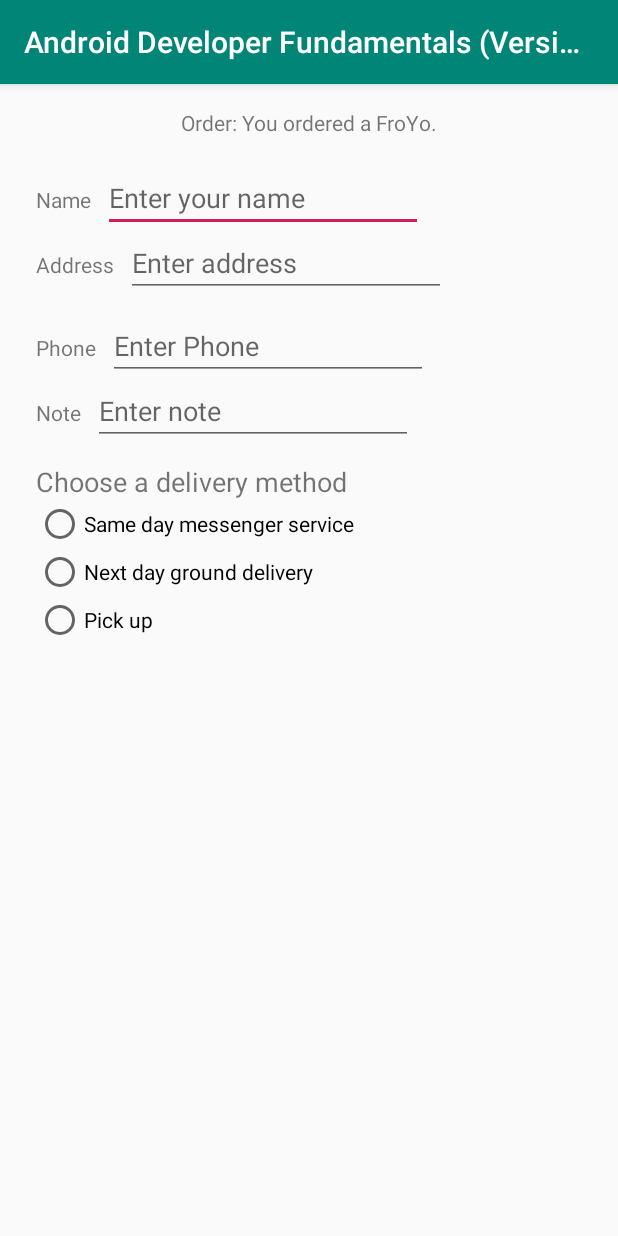
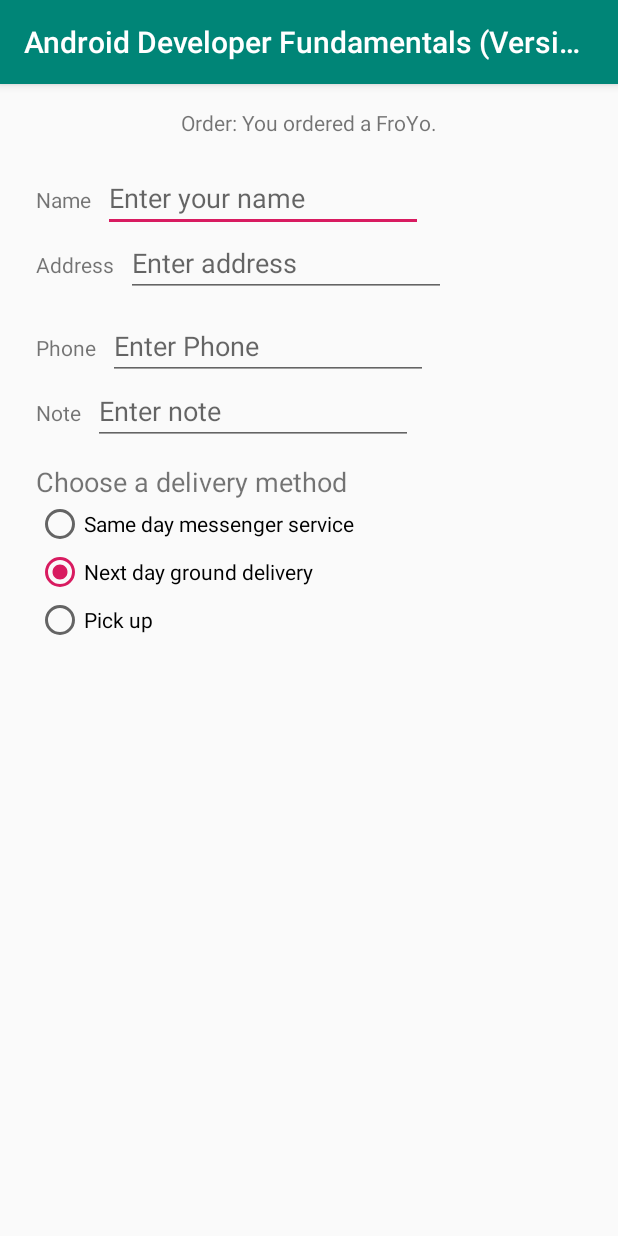
Before and after one commit to link2cory/AndroidDeveloperFundamentalsVersion2, an Android app: the screen it shows after launch (OrderActivity), after a tap on an icon or button, on a phone screen of 412 x 824 dp. Run offline under Robolectric (Android 15) with nearby library versions, the phone set to English and light mode, and no system bars.

Commit message:
added default selection for the delivery method: next day delivery

```diff
--- a/app/src/main/res/layout/activity_order.xml
+++ b/app/src/main/res/layout/activity_order.xml
@@ -124,6 +124,7 @@
         android:layout_height="wrap_content"
         android:layout_marginStart="@dimen/margin_wide"
         android:layout_marginLeft="@dimen/margin_wide"
+        android:checkedButton="@id/nextday"
         android:orientation="vertical"
         app:layout_constraintStart_toStartOf="parent"
         app:layout_constraintTop_toBottomOf="@id/delivery_label">
```
